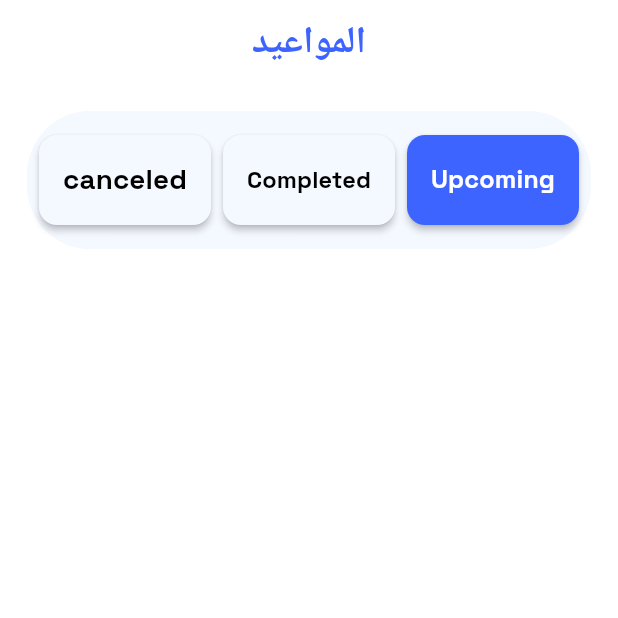
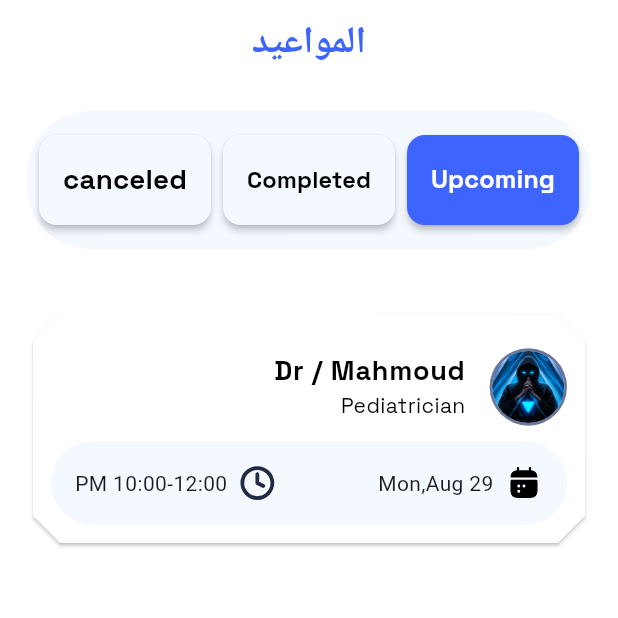
Before and after one commit to Open-Sourcers/DocLink_Flutter, a Flutter app: the ScheduleView screen opened by its route, on a phone screen of 412 x 824 dp, the top half of it. Run offline on Flutter 3.47's test engine with Material 3 defaults, Android fonts, the phone set to English and light mode, and no system bars; our stand-ins replace awesome_dialog, dartz, dio, dropdown_button2, flutter_bloc, flutter_screenutil and 8 more.

Commit message:
Custom Scheduale Doctor Item part one

```diff
--- a/lib/core/utils/app_images.dart
+++ b/lib/core/utils/app_images.dart
@@ -33,6 +33,14 @@ class AppImages {
   /// Assets for imagesCalendarColored
   /// assets/images/calendarColored.png
   static const String imagesCalendarColored = "assets/images/calendarColored.png";
+
+  /// Assets for imagesCalendarSvg
+  /// assets/images/calendar_svg.svg
+  static const String imagesCalendarSvg = "assets/images/calendar_svg.svg";
+
+  /// Assets for imagesClock
+  /// assets/images/clock.svg
+  static const String imagesClock = "assets/images/clock.svg";
 
   /// Assets for imagesEdit
   /// assets/images/edit.png
--- /dev/null
+++ b/lib/features/user_views/schedule/presentation/views/widgets/custom_calender_and_time_item.dart
@@ -0,0 +1,23 @@
+import 'package:flutter/material.dart';
+import 'package:flutter_svg/svg.dart';
+
+class CustomCalenderAndTimeItem extends StatelessWidget {
+  const CustomCalenderAndTimeItem({
+    super.key,
+    required this.image,
+    required this.dateOrTime,
+  });
+  final String image;
+  final String dateOrTime;
+
+  @override
+  Widget build(BuildContext context) {
+    return Row(
+      children: [
+        SvgPicture.asset(image),
+        const SizedBox(width: 8),
+        Text(dateOrTime)
+      ],
+    );
+  }
+}
--- /dev/null
+++ b/lib/features/user_views/schedule/presentation/views/widgets/custom_calender_and_time_section.dart
@@ -0,0 +1,32 @@
+import 'package:doc_link_project/core/utils/app_images.dart';
+import 'package:doc_link_project/features/user_views/schedule/presentation/views/widgets/custom_calender_and_time_item.dart';
+import 'package:doc_link_project/features/user_views/schedule/presentation/views/widgets/custom_vertical_container.dart';
+import 'package:flutter/material.dart';
+
+class CustomCalenderAndTimeSection extends StatelessWidget {
+  const CustomCalenderAndTimeSection({
+    super.key,
+  });
+
+  @override
+  Widget build(BuildContext context) {
+    return const CustomVerticalContainer(
+      child: Padding(
+        padding: EdgeInsets.symmetric(horizontal: 8.0),
+        child: Row(
+          mainAxisAlignment: MainAxisAlignment.spaceBetween,
+          children: [
+            CustomCalenderAndTimeItem(
+              image: AppImages.imagesCalendarSvg,
+              dateOrTime: "Mon,Aug 29",
+            ),
+            CustomCalenderAndTimeItem(
+              image: AppImages.imagesClock,
+              dateOrTime: "10:00-12:00 PM",
+            ),
+          ],
+        ),
+      ),
+    );
+  }
+}
--- /dev/null
+++ b/lib/features/user_views/schedule/presentation/views/widgets/custom_scheduale_doctor_item.dart
@@ -0,0 +1,30 @@
+// ignore_for_file: public_member_api_docs, sort_constructors_first
+import 'package:doc_link_project/features/user_views/schedule/presentation/views/widgets/custom_calender_and_time_section.dart';
+import 'package:doc_link_project/features/user_views/schedule/presentation/views/widgets/custom_scheduale_doctor_item_header.dart';
+import 'package:flutter/material.dart';
+
+import 'package:doc_link_project/core/utils/app_colors.dart';
+
+class CustomSchedualeDoctorItem extends StatelessWidget {
+  const CustomSchedualeDoctorItem({super.key});
+
+  @override
+  Widget build(BuildContext context) {
+    return Card(
+      elevation: 1,
+      color: AppColors.white,
+      shape: BeveledRectangleBorder(
+        borderRadius: BorderRadius.circular(18),
+      ),
+      child: const Padding(
+        padding: EdgeInsets.all(12.0),
+        child: Column(
+          children: [
+            CustomSchedualeDoctorItemHeader(),
+            CustomCalenderAndTimeSection(),
+          ],
+        ),
+      ),
+    );
+  }
+}
--- /dev/null
+++ b/lib/features/user_views/schedule/presentation/views/widgets/custom_scheduale_doctor_item_header.dart
@@ -0,0 +1,23 @@
+import 'package:doc_link_project/core/common/widgets/custom_circle_avatar_image.dart';
+import 'package:doc_link_project/core/utils/app_colors.dart';
+import 'package:doc_link_project/core/utils/styless.dart';
+import 'package:flutter/material.dart';
+
+class CustomSchedualeDoctorItemHeader extends StatelessWidget {
+  const CustomSchedualeDoctorItemHeader({
+    super.key,
+  });
+
+  @override
+  Widget build(BuildContext context) {
+    return ListTile(
+      contentPadding: EdgeInsets.zero,
+      leading: const CustomCircleAvatarImage(radius: 24),
+      title: Text(
+        "Dr / Mahmoud",
+        style: Styless.textBold18.copyWith(color: AppColors.black),
+      ),
+      subtitle: const Text("Pediatrician", style: Styless.textMedium14),
+    );
+  }
+}
--- a/lib/features/user_views/schedule/presentation/views/widgets/schedule_view_body.dart
+++ b/lib/features/user_views/schedule/presentation/views/widgets/schedule_view_body.dart
@@ -1,3 +1,4 @@
+import 'package:doc_link_project/features/user_views/schedule/presentation/views/widgets/custom_scheduale_doctor_item.dart';
 import 'package:doc_link_project/features/user_views/schedule/presentation/views/widgets/schedule_view_header.dart';
 import 'package:flutter/material.dart';
 
@@ -12,6 +13,7 @@ class ScheduleViewBody extends StatelessWidget {
         children: [
           SchedualeViewHeader(),
           SizedBox(height: 40),
+          CustomSchedualeDoctorItem(),
         ],
       ),
     );
```
Also changed, not shown: assets/images/calendar_svg.svg (added), assets/images/clock.svg (added).
